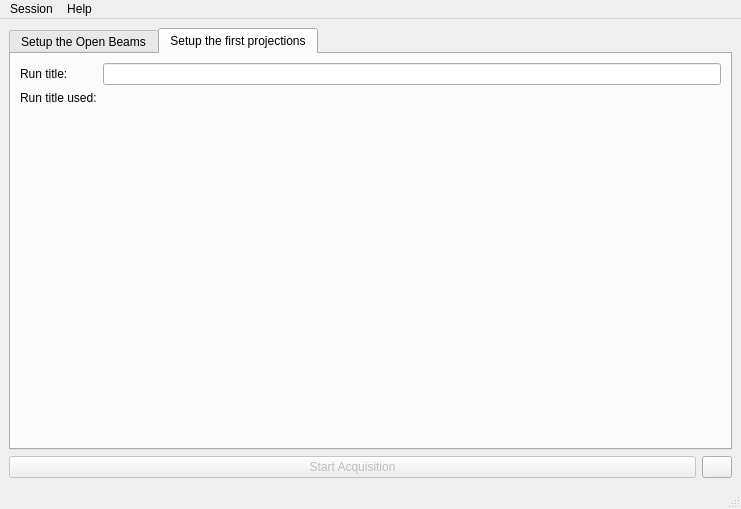
Qt form src/asui/ui/main_application.ui (ornlneutronimaging/HyperCTui) before a commit.
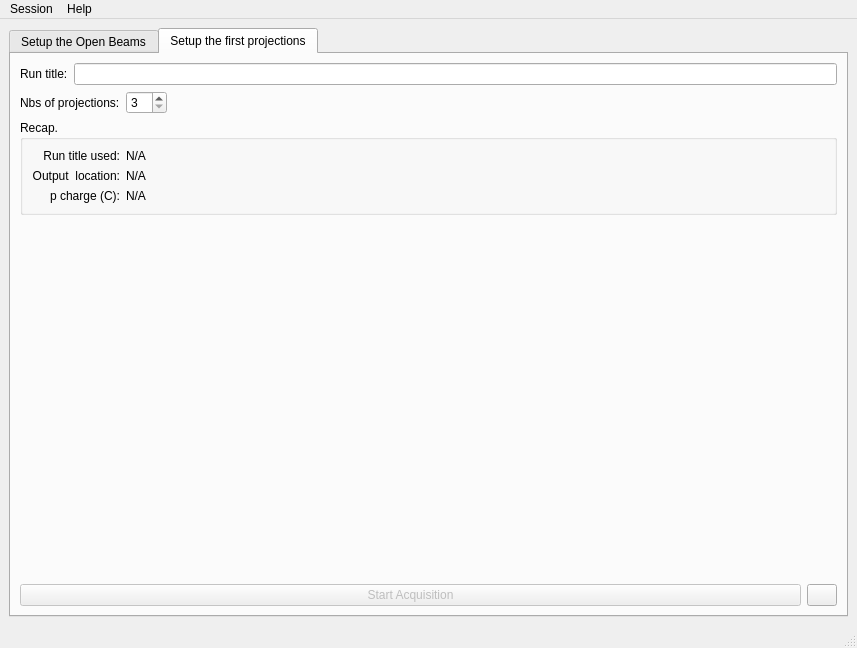
The same form after that commit. The open tabs and pages were chosen to show the change. Icons and pictures are not drawn.

Commit message: output path updated as well as state of start acquisition. this refs #6

The edit to the form file:
```diff
--- a/src/asui/ui/main_application.ui
+++ b/src/asui/ui/main_application.ui
@@ -6,8 +6,8 @@
    <rect>
     <x>0</x>
     <y>0</y>
-    <width>741</width>
-    <height>509</height>
+    <width>857</width>
+    <height>648</height>
    </rect>
   </property>
   <property name="windowTitle">
@@ -21,7 +21,7 @@
        <enum>QTabWidget::North</enum>
       </property>
       <property name="currentIndex">
-       <number>0</number>
+       <number>1</number>
       </property>
       <property name="elideMode">
        <enum>Qt::ElideRight</enum>
@@ -246,32 +246,121 @@
        </attribute>
        <layout class="QVBoxLayout" name="verticalLayout_3">
         <item>
-         <layout class="QGridLayout" name="gridLayout">
-          <item row="0" column="0">
+         <layout class="QHBoxLayout" name="horizontalLayout_2">
+          <item>
            <widget class="QLabel" name="label">
             <property name="text">
              <string>Run title:</string>
             </property>
            </widget>
           </item>
-          <item row="0" column="1">
+          <item>
            <widget class="QLineEdit" name="run_title_lineEdit"/>
           </item>
-          <item row="1" column="0">
+         </layout>
+        </item>
+        <item>
+         <layout class="QHBoxLayout" name="horizontalLayout_3">
+          <item>
+           <widget class="QLabel" name="label_7">
+            <property name="text">
+             <string>Nbs of projections:</string>
+            </property>
+           </widget>
+          </item>
+          <item>
+           <widget class="QSpinBox" name="spinBox">
+            <property name="minimum">
+             <number>3</number>
+            </property>
+            <property name="maximum">
+             <number>18</number>
+            </property>
+            <property name="singleStep">
+             <number>3</number>
+            </property>
+           </widget>
+          </item>
+          <item>
+           <spacer name="horizontalSpacer">
+            <property name="orientation">
+             <enum>Qt::Horizontal</enum>
+            </property>
+            <property name="sizeHint" stdset="0">
+             <size>
+              <width>13</width>
+              <height>21</height>
+             </size>
+            </property>
+           </spacer>
+          </item>
+         </layout>
+        </item>
+        <item>
+         <widget class="QGroupBox" name="groupBox">
+          <property name="title">
+           <string>Recap.</string>
+          </property>
+          <layout class="QGridLayout" name="gridLayout">
+           <item row="0" column="0">
            <widget class="QLabel" name="label_2">
             <property name="text">
              <string>Run title used:</string>
             </property>
-           </widget>
-          </item>
-          <item row="1" column="1">
+             <property name="alignment">
+              <set>Qt::AlignRight|Qt::AlignTrailing|Qt::AlignVCenter</set>
+             </property>
+            </widget>
+           </item>
+           <item row="0" column="1">
            <widget class="QLabel" name="run_title_formatted_label">
+             <property name="sizePolicy">
+              <sizepolicy hsizetype="Expanding" vsizetype="Preferred">
+               <horstretch>0</horstretch>
+               <verstretch>0</verstretch>
+              </sizepolicy>
+             </property>
             <property name="text">
-             <string/>
+              <string>N/A</string>
+             </property>
+            </widget>
+           </item>
+           <item row="1" column="0">
+            <widget class="QLabel" name="label_3">
+             <property name="text">
+              <string>Output  location:</string>
+             </property>
+             <property name="alignment">
+              <set>Qt::AlignRight|Qt::AlignTrailing|Qt::AlignVCenter</set>
+             </property>
+            </widget>
+           </item>
+           <item row="1" column="1">
+            <widget class="QLabel" name="projections_output_location_label">
+             <property name="text">
+              <string>N/A</string>
+             </property>
+            </widget>
+           </item>
+           <item row="2" column="0">
+            <widget class="QLabel" name="label_5">
+             <property name="text">
+              <string>p charge (C):</string>
+             </property>
+             <property name="alignment">
+              <set>Qt::AlignRight|Qt::AlignTrailing|Qt::AlignVCenter</set>
+             </property>
+            </widget>
+           </item>
+           <item row="2" column="1">
+            <widget class="QLabel" name="projections_p_charge_label">
+             <property name="text">
+              <string>N/A</string>
             </property>
            </widget>
           </item>
          </layout>
+         </widget>
         </item>
         <item>
          <spacer name="verticalSpacer">
@@ -286,10 +375,6 @@
           </property>
          </spacer>
         </item>
-       </layout>
-      </widget>
-     </widget>
-    </item>
     <item>
      <layout class="QHBoxLayout" name="horizontalLayout">
       <item>
@@ -325,13 +410,17 @@
     </item>
    </layout>
   </widget>
+     </widget>
+    </item>
+   </layout>
+  </widget>
   <widget class="QStatusBar" name="statusbar"/>
   <widget class="QMenuBar" name="menuBar">
    <property name="geometry">
     <rect>
      <x>0</x>
      <y>0</y>
-     <width>741</width>
+     <width>857</width>
      <height>24</height>
     </rect>
    </property>
```
Lines whose indentation alone changed are shown as unchanged. The commit also changes 4 other files.
